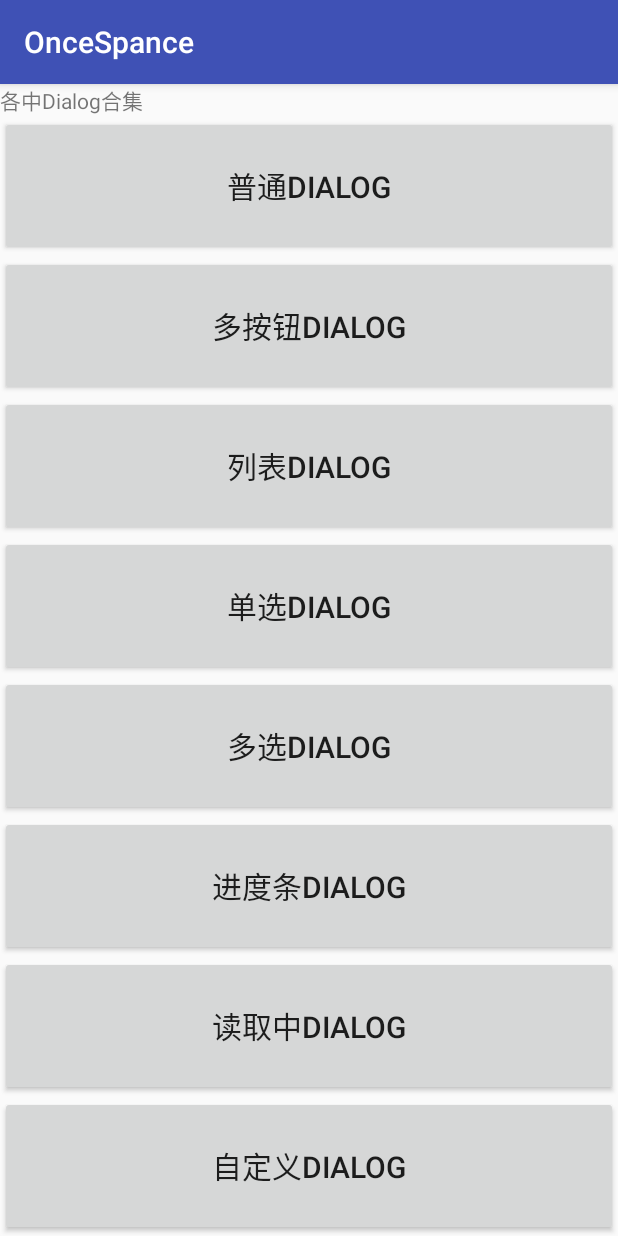
After one commit to IceFrost925/Android, an Android app: the DialogActivity screen opened directly, with no data from a screen before it, on a phone screen of 412 x 824 dp. The commit adds this screen. Run offline under Robolectric (Android 15) with nearby library versions, the phone set to English and light mode, and no system bars.

```diff
--- a/LiuJiaXiu/OnceSpance/app/src/main/AndroidManifest.xml
+++ b/LiuJiaXiu/OnceSpance/app/src/main/AndroidManifest.xml
@@ -18,7 +18,8 @@
         </activity>
         <activity android:name=".OnceInfoActivity" />
         <activity android:name=".HomeActivity" />
-        <activity android:name=".TouchActivity"></activity>
+        <activity android:name=".TouchActivity" />
+        <activity android:name=".DialogActivity"></activity>
     </application>
 
 </manifest>
--- /dev/null
+++ b/LiuJiaXiu/OnceSpance/app/src/main/res/layout/activity_dialog.xml
@@ -0,0 +1,79 @@
+<?xml version="1.0" encoding="utf-8"?>
+<LinearLayout
+    xmlns:android="http://schemas.android.com/apk/res/android"
+    xmlns:app="http://schemas.android.com/apk/res-auto"
+    xmlns:tools="http://schemas.android.com/tools"
+    android:orientation="vertical"
+    android:layout_width="match_parent"
+    android:layout_height="match_parent"
+    tools:context=".DialogActivity">
+    <TextView
+        android:layout_width="match_parent"
+        android:layout_height="wrap_content"
+        android:text="各中Dialog合集"/>
+
+    <Button
+        android:id="@+id/btn_comm"
+        android:layout_weight="1"
+        android:layout_width="match_parent"
+        android:layout_height="0dp"
+        android:text="普通Dialog"
+        android:textSize="20sp"/>
+
+    <Button
+        android:id="@+id/btn_more"
+        android:layout_weight="1"
+        android:layout_width="match_parent"
+        android:layout_height="0dp"
+        android:text="多按钮Dialog"
+        android:textSize="20sp"/>
+
+    <Button
+        android:id="@+id/btn_list"
+        android:layout_weight="1"
+        android:layout_width="match_parent"
+        android:layout_height="0dp"
+        android:text="列表Dialog"
+        android:textSize="20sp"/>
+
+    <Button
+        android:id="@+id/btn_radio"
+        android:layout_weight="1"
+        android:layout_width="match_parent"
+        android:layout_height="0dp"
+        android:text="单选Dialog"
+        android:textSize="20sp"/>
+
+  <Button
+        android:id="@+id/btn_checked"
+      android:layout_weight="1"
+      android:layout_width="match_parent"
+      android:layout_height="0dp"
+        android:text="多选Dialog"
+        android:textSize="20sp"/>
+
+  <Button
+        android:id="@+id/btn_progress2"
+      android:layout_weight="1"
+      android:layout_width="match_parent"
+      android:layout_height="0dp"
+        android:text="进度条Dialog"
+        android:textSize="20sp"/>
+
+  <Button
+        android:id="@+id/btn_progress"
+      android:layout_weight="1"
+      android:layout_width="match_parent"
+      android:layout_height="0dp"
+        android:text="读取中Dialog"
+        android:textSize="20sp"/>
+
+  <Button
+        android:id="@+id/btn_customer"
+      android:layout_weight="1"
+      android:layout_width="match_parent"
+      android:layout_height="0dp"
+        android:text="自定义Dialog"
+        android:textSize="20sp"/>
+
+</LinearLayout>
```
Also changed, not shown: LiuJiaXiu/OnceSpance/app/src/main/java/ljx/com/oncespance/DialogActivity.java (added, +280 -0 lines), LiuJiaXiu/OnceSpance/app/src/main/java/ljx/com/oncespance/MainActivity.java (+11 -1 lines), LiuJiaXiu/OnceSpance/app/src/main/res/layout/activity_main.xml (+10 -0 lines), LiuJiaXiu/OnceSpance/app/src/main/res/layout/customer_dialog.xml (added, +35 -0 lines), 1 other file.
